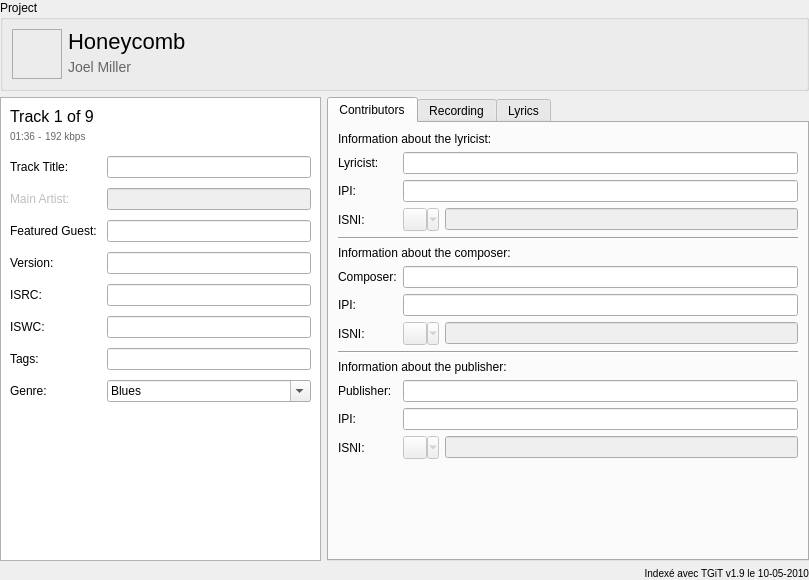
Before: the Qt Designer form resources/ui/track_page.ui in Iconoclasteinc/tgit, drawn with Qt 5.
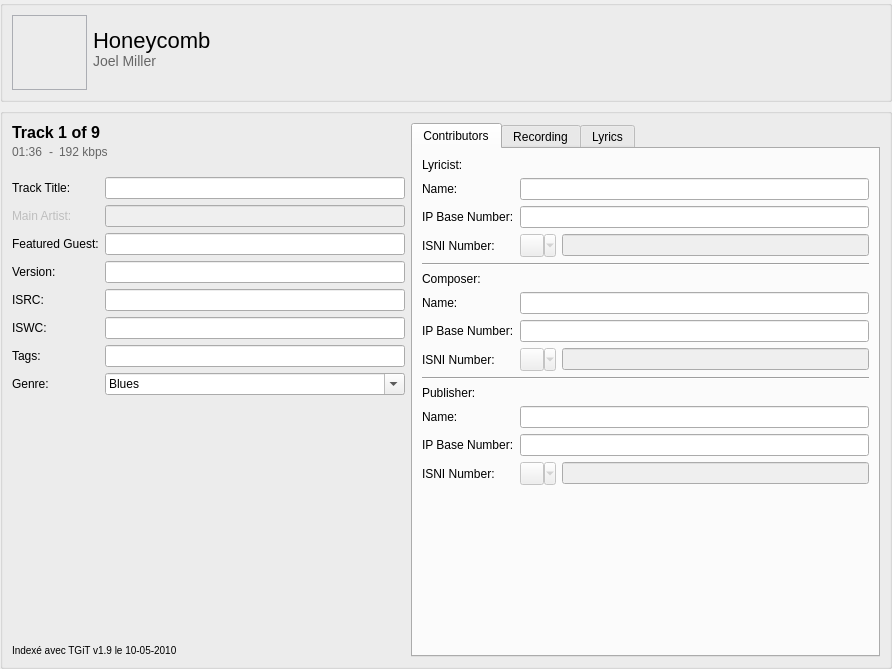
After: the same form once the commit is applied. Icons and pictures are not drawn. Custom widgets are drawn as their Qt base class.

Commit message: Rework the layout of the track page so that it looks good on both platform.

Diff of the .ui file:
```diff
--- a/resources/ui/track_page.ui
+++ b/resources/ui/track_page.ui
@@ -6,11 +6,11 @@
    <rect>
     <x>0</x>
     <y>0</y>
-    <width>809</width>
-    <height>580</height>
+    <width>892</width>
+    <height>669</height>
    </rect>
   </property>
-  <layout class="QVBoxLayout" name="verticalLayout" stretch="0,1,0">
+  <layout class="QVBoxLayout" name="verticalLayout" stretch="0,1">
    <property name="leftMargin">
     <number>0</number>
    </property>
@@ -25,9 +25,6 @@
    </property>
    <item>
     <widget class="QGroupBox" name="_album_banner">
-     <property name="title">
-      <string>Project</string>
-     </property>
      <layout class="QHBoxLayout" name="horizontalLayout_2">
       <item>
        <widget class="QLabel" name="_album_cover">
@@ -39,14 +36,14 @@
         </property>
         <property name="minimumSize">
          <size>
-          <width>50</width>
-          <height>50</height>
+          <width>75</width>
+          <height>75</height>
          </size>
         </property>
         <property name="maximumSize">
          <size>
-          <width>50</width>
-          <height>50</height>
+          <width>75</width>
+          <height>75</height>
          </size>
         </property>
         <property name="styleSheet">
@@ -78,7 +75,7 @@
          <property name="bottomMargin">
           <number>0</number>
          </property>
-         <item alignment="Qt::AlignLeft">
+         <item>
           <widget class="QLabel" name="_album_title">
            <property name="styleSheet">
             <string notr="true">QLabel{font-size: 22px;}</string>
@@ -86,6 +83,9 @@
            <property name="text">
             <string>Honeycomb</string>
            </property>
+           <property name="alignment">
+            <set>Qt::AlignBottom|Qt::AlignLeading|Qt::AlignLeft</set>
+           </property>
           </widget>
          </item>
          <item>
@@ -96,6 +96,9 @@
            <property name="text">
             <string>Joel Miller</string>
            </property>
+           <property name="alignment">
+            <set>Qt::AlignLeading|Qt::AlignLeft|Qt::AlignTop</set>
+           </property>
           </widget>
          </item>
         </layout>
@@ -105,34 +108,36 @@
     </widget>
    </item>
    <item>
-    <layout class="QHBoxLayout" name="_contents" stretch="2,3">
+    <widget class="QGroupBox" name="_content">
+     <layout class="QHBoxLayout" name="horizontalLayout" stretch="2,3">
      <item>
-      <widget class="QFrame" name="_track_informations">
-       <property name="styleSheet">
-        <string notr="true">#_track_informations {
-	border: 1px solid #B1B1B1;
-	background-color: #FFFFFF;
-}</string>
-       </property>
-       <property name="frameShape">
-        <enum>QFrame::Box</enum>
-       </property>
-       <property name="frameShadow">
-        <enum>QFrame::Plain</enum>
-       </property>
-       <layout class="QVBoxLayout" name="verticalLayout_3">
-        <property name="spacing">
-         <number>10</number>
-        </property>
+       <layout class="QVBoxLayout" name="_track_informations">
         <item>
-         <layout class="QVBoxLayout" name="_track_information_container">
+         <layout class="QVBoxLayout" name="_title_container">
           <property name="spacing">
            <number>0</number>
           </property>
           <item>
            <widget class="QLabel" name="_track_number">
+            <property name="font">
+             <font>
+              <pointsize>12</pointsize>
+              <weight>75</weight>
+              <bold>true</bold>
+             </font>
+            </property>
             <property name="styleSheet">
-             <string notr="true">font-size: 16px;</string>
+             <string notr="true">QLabel {
+	font-weight: bold;
+}
+
+QLabel[style=&quot;QWindowsVistaStyle&quot;] {
+	font-size: 12pt;
+}
+
+QLabel[style=&quot;QMacStyle&quot;] {
+	font-size: 15pt;
+}</string>
             </property>
             <property name="text">
              <string>Track 1 of 9</string>
@@ -140,27 +145,42 @@
            </widget>
           </item>
           <item>
-           <layout class="QHBoxLayout" name="_track_sub_informations">
-            <property name="spacing">
-             <number>3</number>
+           <widget class="QWidget" name="_sub_title_container" native="true">
+            <property name="styleSheet">
+             <string notr="true">QLabel {
+	color: #666666;
+}
+
+QLabel[style=&quot;QWindowsVistaStyle&quot;] {
+	font-size: 7pt;
+}
+
+QLabel[style=&quot;QMacStyle&quot;] {
+	font-size: 11pt;
+}</string>
+            </property>
+            <layout class="QHBoxLayout" name="horizontalLayout_4">
+             <property name="leftMargin">
+              <number>0</number>
+             </property>
+             <property name="topMargin">
+              <number>0</number>
+             </property>
+             <property name="rightMargin">
+              <number>0</number>
+             </property>
+             <property name="bottomMargin">
+              <number>0</number>
             </property>
             <item>
              <widget class="QLabel" name="_duration">
-              <property name="styleSheet">
-               <string notr="true">font-size: 10px;
-color: #666666;</string>
-              </property>
               <property name="text">
                <string>01:36</string>
               </property>
              </widget>
             </item>
             <item>
-             <widget class="QLabel" name="_separator">
-              <property name="styleSheet">
-               <string notr="true">font-size: 10px;
-color: #666666;</string>
-              </property>
+              <widget class="QLabel" name="_sub_title_separator">
               <property name="text">
                <string>-</string>
               </property>
@@ -169,8 +189,7 @@
             <item>
              <widget class="QLabel" name="_bitrate">
               <property name="styleSheet">
-               <string notr="true">font-size: 10px;
-color: #666666;</string>
+                <string notr="true">color: #666666;</string>
               </property>
               <property name="text">
                <string>192 kbps</string>
@@ -178,7 +197,7 @@
              </widget>
             </item>
             <item>
-             <spacer name="horizontalSpacer_3">
+              <spacer name="horizontalSpacer">
               <property name="orientation">
                <enum>Qt::Horizontal</enum>
               </property>
@@ -191,12 +210,13 @@
              </spacer>
             </item>
            </layout>
+           </widget>
           </item>
          </layout>
         </item>
         <item>
-         <layout class="QFormLayout" name="formLayout">
-          <item row="0" column="0">
+         <layout class="QFormLayout" name="_entry_form">
+          <item row="1" column="0">
            <widget class="QLabel" name="_track_title_caption">
             <property name="text">
              <string>Track Title:</string>
@@ -209,10 +229,17 @@
             </property>
            </widget>
           </item>
-          <item row="0" column="1">
-           <widget class="QLineEdit" name="_track_title"/>
+          <item row="1" column="1">
+           <widget class="QLineEdit" name="_track_title">
+            <property name="minimumSize">
+             <size>
+              <width>300</width>
+              <height>0</height>
+             </size>
+            </property>
+           </widget>
           </item>
-          <item row="1" column="0">
+          <item row="2" column="0">
            <widget class="QLabel" name="_lead_performer_caption">
             <property name="enabled">
              <bool>false</bool>
@@ -228,14 +255,20 @@
             </property>
            </widget>
           </item>
-          <item row="1" column="1">
+          <item row="2" column="1">
            <widget class="QLineEdit" name="_lead_performer">
             <property name="enabled">
              <bool>false</bool>
             </property>
+            <property name="minimumSize">
+             <size>
+              <width>250</width>
+              <height>0</height>
+             </size>
+            </property>
            </widget>
           </item>
-          <item row="2" column="0">
+          <item row="3" column="0">
            <widget class="QLabel" name="_featured_guest_caption">
             <property name="text">
              <string>Featured Guest:</string>
@@ -248,10 +281,17 @@
             </property>
            </widget>
           </item>
-          <item row="2" column="1">
-           <widget class="QLineEdit" name="_featured_guest"/>
+          <item row="3" column="1">
+           <widget class="QLineEdit" name="_featured_guest">
+            <property name="minimumSize">
+             <size>
+              <width>250</width>
+              <height>0</height>
+             </size>
+            </property>
+           </widget>
           </item>
-          <item row="3" column="0">
+          <item row="4" column="0">
            <widget class="QLabel" name="_version_caption">
             <property name="text">
              <string>Version:</string>
@@ -264,10 +304,17 @@
             </property>
            </widget>
           </item>
-          <item row="3" column="1">
-           <widget class="QLineEdit" name="_version"/>
+          <item row="4" column="1">
+           <widget class="QLineEdit" name="_version">
+            <property name="minimumSize">
+             <size>
+              <width>300</width>
+              <height>0</height>
+             </size>
+            </property>
+           </widget>
           </item>
-          <item row="4" column="0">
+          <item row="5" column="0">
            <widget class="QLabel" name="_isrc_caption">
             <property name="text">
              <string>ISRC:</string>
@@ -280,10 +327,17 @@
             </property>
            </widget>
           </item>
-          <item row="4" column="1">
-           <widget class="QLineEdit" name="_isrc"/>
+          <item row="5" column="1">
+           <widget class="QLineEdit" name="_isrc">
+            <property name="minimumSize">
+             <size>
+              <width>150</width>
+              <height>0</height>
+             </size>
+            </property>
+           </widget>
           </item>
-          <item row="5" column="0">
+          <item row="6" column="0">
            <widget class="QLabel" name="_iswc_caption">
             <property name="text">
              <string>ISWC:</string>
@@ -296,10 +350,17 @@
             </property>
            </widget>
           </item>
-          <item row="5" column="1">
-           <widget class="QLineEdit" name="_iswc"/>
+          <item row="6" column="1">
+           <widget class="QLineEdit" name="_iswc">
+            <property name="minimumSize">
+             <size>
+              <width>150</width>
+              <height>0</height>
+             </size>
+            </property>
+           </widget>
           </item>
-          <item row="6" column="0">
+          <item row="7" column="0">
            <widget class="QLabel" name="_tags_caption">
             <property name="text">
              <string>Tags:</string>
@@ -312,10 +373,27 @@
             </property>
            </widget>
           </item>
-          <item row="6" column="1">
-           <widget class="QLineEdit" name="_tags"/>
-          </item>
           <item row="7" column="1">
+           <widget class="QLineEdit" name="_tags">
+            <property name="minimumSize">
+             <size>
+              <width>200</width>
+              <height>0</height>
+             </size>
+            </property>
+           </widget>
+          </item>
+          <item row="8" column="0">
+           <widget class="QLabel" name="_genre_caption">
+            <property name="text">
+             <string>Genre:</string>
+            </property>
+            <property name="buddy">
+             <cstring>_genre</cstring>
+            </property>
+           </widget>
+          </item>
+          <item row="8" column="1">
            <widget class="QComboBox" name="_genre">
             <property name="sizePolicy">
              <sizepolicy hsizetype="MinimumExpanding" vsizetype="Fixed">
@@ -357,20 +435,20 @@
             </item>
            </widget>
           </item>
-          <item row="7" column="0">
-           <widget class="QLabel" name="_genre_caption">
-            <property name="text">
-             <string>Genre:</string>
+          <item row="0" column="0" colspan="2">
+           <widget class="Line" name="_forces_alignement_on_mac">
+            <property name="lineWidth">
+             <number>0</number>
             </property>
-            <property name="buddy">
-             <cstring>_genre</cstring>
+            <property name="orientation">
+             <enum>Qt::Horizontal</enum>
             </property>
            </widget>
           </item>
          </layout>
         </item>
         <item>
-         <spacer name="verticalSpacer_7">
+         <spacer name="verticalSpacer_3">
           <property name="orientation">
            <enum>Qt::Vertical</enum>
           </property>
@@ -382,11 +460,31 @@
           </property>
          </spacer>
         </item>
-       </layout>
-      </widget>
+        <item>
+         <widget class="QLabel" name="_software_notice">
+          <property name="sizePolicy">
+           <sizepolicy hsizetype="Preferred" vsizetype="Minimum">
+            <horstretch>0</horstretch>
+            <verstretch>0</verstretch>
+           </sizepolicy>
+          </property>
+          <property name="styleSheet">
+           <string notr="true">QLabel{font-size: 10px;}</string>
+          </property>
+          <property name="text">
+           <string>Indexé avec TGiT v1.9 le 10-05-2010</string>
+          </property>
+         </widget>
+        </item>
+       </layout>
      </item>
      <item>
       <widget class="QTabWidget" name="_tabs">
+        <property name="styleSheet">
+         <string notr="true">QComboBox[style=&quot;QMacStyle&quot;] {
+	max-width: 250px;
+}</string>
+        </property>
        <property name="currentIndex">
         <number>0</number>
        </property>
@@ -398,37 +496,57 @@
          <item row="0" column="0" colspan="2">
           <widget class="QLabel" name="_lyricist_header">
            <property name="text">
-            <string>Information about the lyricist:</string>
-           </property>
-          </widget>
-         </item>
-         <item row="1" column="0">
-          <widget class="QLabel" name="_lyricist_caption">
-           <property name="text">
             <string>Lyricist:</string>
            </property>
+           </widget>
+          </item>
+          <item row="1" column="0">
+           <widget class="QLabel" name="_lyricist_caption">
+            <property name="text">
+             <string>Name:</string>
+            </property>
            <property name="buddy">
             <cstring>_lyricist</cstring>
            </property>
           </widget>
          </item>
          <item row="1" column="1">
-          <widget class="QLineEdit" name="_lyricist"/>
+           <widget class="QLineEdit" name="_lyricist">
+            <property name="minimumSize">
+             <size>
+              <width>250</width>
+              <height>0</height>
+             </size>
+            </property>
+           </widget>
          </item>
          <item row="2" column="0">
           <widget class="QLabel" name="_lyricist_ipi_caption">
            <property name="text">
-            <string>IPI:</string>
+             <string>IP Base Number:</string>
+            </property>
+            <property name="buddy">
+             <cstring>_lyricist_ipi</cstring>
            </property>
           </widget>
          </item>
          <item row="2" column="1">
-          <widget class="QLineEdit" name="_lyricist_ipi"/>
+           <widget class="QLineEdit" name="_lyricist_ipi">
+            <property name="minimumSize">
+             <size>
+              <width>150</width>
+              <height>0</height>
+             </size>
+            </property>
+           </widget>
          </item>
          <item row="3" column="0">
           <widget class="QLabel" name="_lyricist_isni_caption">
            <property name="text">
-            <string>ISNI:</string>
+             <string>ISNI Number:</string>
+            </property>
+            <property name="buddy">
+             <cstring>_lyricist_isni</cstring>
            </property>
           </widget>
          </item>
@@ -462,6 +580,12 @@
              <property name="enabled">
               <bool>false</bool>
              </property>
+              <property name="minimumSize">
+               <size>
+                <width>150</width>
+                <height>0</height>
+               </size>
+              </property>
             </widget>
            </item>
           </layout>
@@ -474,39 +598,59 @@
           </widget>
          </item>
          <item row="5" column="0" colspan="2">
-          <widget class="QLabel" name="_composer_header">
-           <property name="text">
-            <string>Information about the composer:</string>
-           </property>
-          </widget>
-         </item>
-         <item row="6" column="0">
-          <widget class="QLabel" name="_composer_caption">
+           <widget class="QLabel" name="_composer_name">
            <property name="text">
             <string>Composer:</string>
            </property>
+           </widget>
+          </item>
+          <item row="6" column="0">
+           <widget class="QLabel" name="_composer_caption">
+            <property name="text">
+             <string>Name:</string>
+            </property>
            <property name="buddy">
             <cstring>_composer</cstring>
            </property>
           </widget>
          </item>
          <item row="6" column="1">
-          <widget class="QLineEdit" name="_composer"/>
+           <widget class="QLineEdit" name="_composer">
+            <property name="minimumSize">
+             <size>
+              <width>250</width>
+              <height>0</height>
+             </size>
+            </property>
+           </widget>
          </item>
          <item row="7" column="0">
           <widget class="QLabel" name="_composer_ipi_caption">
            <property name="text">
-            <string>IPI:</string>
+             <string>IP Base Number:</string>
+            </property>
+            <property name="buddy">
+             <cstring>_composer_ipi</cstring>
            </property>
           </widget>
          </item>
          <item row="7" column="1">
-          <widget class="QLineEdit" name="_composer_ipi"/>
+           <widget class="QLineEdit" name="_composer_ipi">
+            <property name="minimumSize">
+             <size>
+              <width>150</width>
+              <height>0</height>
+             </size>
+            </property>
+           </widget>
          </item>
          <item row="8" column="0">
           <widget class="QLabel" name="_composer_isni_caption">
            <property name="text">
-            <string>ISNI:</string>
+             <string>ISNI Number:</string>
+            </property>
+            <property name="buddy">
+             <cstring>_composer_isni</cstring>
            </property>
           </widget>
          </item>
@@ -551,17 +695,10 @@
            </property>
           </widget>
          </item>
-         <item row="10" column="0" colspan="2">
-          <widget class="QLabel" name="_publisher_caption_2">
-           <property name="text">
-            <string>Information about the publisher:</string>
-           </property>
-          </widget>
-         </item>
          <item row="11" column="0">
           <widget class="QLabel" name="_publisher_caption">
            <property name="text">
-            <string>Publisher:</string>
+             <string>Name:</string>
            </property>
            <property name="buddy">
             <cstring>_publisher</cstring>
@@ -569,22 +706,42 @@
           </widget>
          </item>
          <item row="11" column="1">
-          <widget class="QLineEdit" name="_publisher"/>
+           <widget class="QLineEdit" name="_publisher">
+            <property name="minimumSize">
+             <size>
+              <width>250</width>
+              <height>0</height>
+             </size>
+            </property>
+           </widget>
          </item>
          <item row="12" column="0">
           <widget class="QLabel" name="_publisher_ipi_caption">
            <property name="text">
-            <string>IPI:</string>
+             <string>IP Base Number:</string>
+            </property>
+            <property name="buddy">
+             <cstring>_publisher_ipi</cstring>
            </property>
           </widget>
          </item>
          <item row="12" column="1">
-          <widget class="QLineEdit" name="_publisher_ipi"/>
+           <widget class="QLineEdit" name="_publisher_ipi">
+            <property name="minimumSize">
+             <size>
+              <width>150</width>
+              <height>0</height>
+             </size>
+            </property>
+           </widget>
          </item>
          <item row="13" column="0">
           <widget class="QLabel" name="_publisher_isni_caption">
            <property name="text">
-            <string>ISNI:</string>
+             <string>ISNI Number:</string>
+            </property>
+            <property name="buddy">
+             <cstring>_publisher_isni</cstring>
            </property>
           </widget>
          </item>
@@ -612,10 +769,23 @@
              <property name="enabled">
               <bool>false</bool>
              </property>
+              <property name="minimumSize">
+               <size>
+                <width>150</width>
+                <height>0</height>
+               </size>
+              </property>
             </widget>
            </item>
           </layout>
          </item>
+          <item row="10" column="0" colspan="2">
+           <widget class="QLabel" name="_publisher_header">
+            <property name="text">
+             <string>Publisher:</string>
+            </property>
+           </widget>
+          </item>
         </layout>
        </widget>
        <widget class="QWidget" name="_recording_tab">
@@ -828,23 +998,40 @@
            </property>
           </widget>
          </item>
-        </layout>
-       </widget>
-      </widget>
-     </item>
-    </layout>
-   </item>
-   <item>
-    <widget class="QLabel" name="_software_notice">
-     <property name="styleSheet">
-      <string notr="true">QLabel{font-size: 10px;}</string>
-     </property>
+          <item row="3" column="0">
+           <widget class="QLabel" name="_language_caption">
      <property name="text">
-      <string>Indexé avec TGiT v1.9 le 10-05-2010</string>
-     </property>
-     <property name="alignment">
-      <set>Qt::AlignRight|Qt::AlignTrailing|Qt::AlignVCenter</set>
-     </property>
+             <string>Language:</string>
+            </property>
+            <property name="buddy">
+             <cstring>_language</cstring>
+            </property>
+           </widget>
+          </item>
+          <item row="3" column="1">
+           <widget class="QComboBox" name="_language">
+            <property name="sizePolicy">
+             <sizepolicy hsizetype="MinimumExpanding" vsizetype="Fixed">
+              <horstretch>0</horstretch>
+              <verstretch>1</verstretch>
+             </sizepolicy>
+            </property>
+            <property name="focusPolicy">
+             <enum>Qt::StrongFocus</enum>
+            </property>
+            <property name="editable">
+             <bool>true</bool>
+            </property>
+            <property name="insertPolicy">
+             <enum>QComboBox::NoInsert</enum>
+            </property>
+           </widget>
+          </item>
+         </layout>
+        </widget>
+       </widget>
+      </item>
+     </layout>
     </widget>
    </item>
   </layout>
```
Left out of the diff: 149 changed lines with no effect on the pictures. Lines whose indentation alone changed are shown as unchanged. The commit also changes 3 other files.
